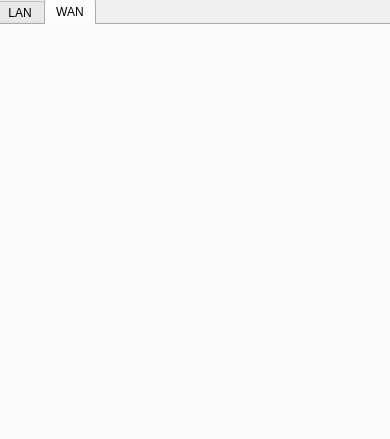
Above: ui/network_settings.ui from nnarain/dotrix before the change. Below: the same form after it.
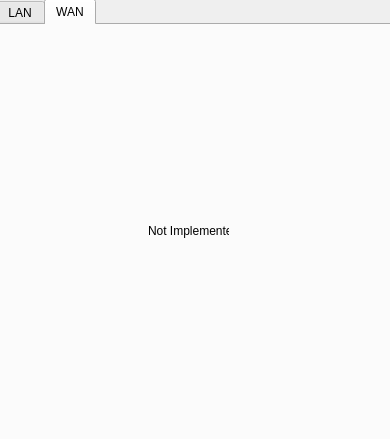
That is the form after the change. The open tabs and pages were chosen to show the change.

Diff of the .ui file:
```diff
--- a/ui/network_settings.ui
+++ b/ui/network_settings.ui
@@ -34,6 +34,19 @@
     <attribute name="title">
      <string>WAN</string>
     </attribute>
+    <widget class="QLabel" name="label">
+     <property name="geometry">
+      <rect>
+       <x>150</x>
+       <y>150</y>
+       <width>81</width>
+       <height>111</height>
+      </rect>
+     </property>
+     <property name="text">
+      <string>Not Implemented</string>
+     </property>
+    </widget>
    </widget>
   </widget>
  </widget>
```
